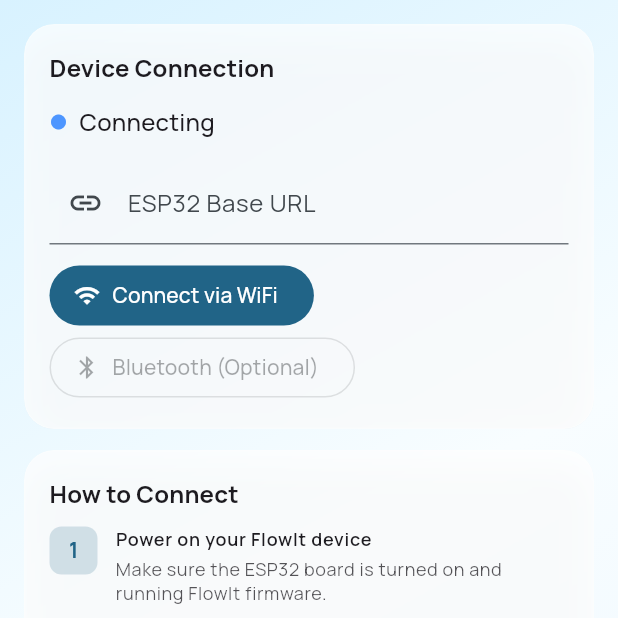
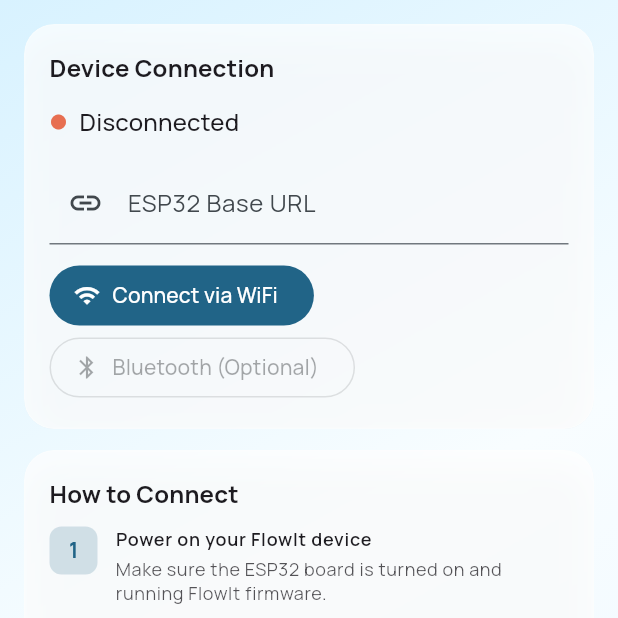
Before and after one commit to harshiill/FlowIT, a Flutter app: the screen it shows after launch, item 4 of the bottom bar chosen, after a tap on "Connect via WiFi", on a phone screen of 412 x 824 dp, the top half of it. Run offline on Flutter 3.47's test engine with Material 3 defaults, Android fonts, the light colour scheme and no system bars; our stand-ins replace fl_chart, flutter_riverpod, google_fonts, shared_preferences.

Commit message:
feat: Improve error handling and connection state management in FlowIt app

```diff
--- a/lib/app.dart
+++ b/lib/app.dart
@@ -31,6 +31,7 @@
         if (next == _lastError) return;
         _lastError = next;
         if (!mounted) return;
+
         try {
           _scaffoldMessengerKey.currentState?.removeCurrentSnackBar();
           _scaffoldMessengerKey.currentState?.showSnackBar(
@@ -40,7 +41,7 @@
             ),
           );
         } catch (_) {
-          // Ignore if ScaffoldMessenger not ready
+          // Ignore if ScaffoldMessenger isn't fully ready yet.
         }
       },
     );
@@ -78,15 +79,15 @@
 }
 
 class _FlowItHome extends StatelessWidget {
-  final int index;
-  final ValueChanged<int> onIndexChanged;
-  final List<Widget> pages;
-
   const _FlowItHome({
     required this.index,
     required this.onIndexChanged,
     required this.pages,
   });
+
+  final int index;
+  final ValueChanged<int> onIndexChanged;
+  final List<Widget> pages;
 
   @override
   Widget build(BuildContext context) {
@@ -107,10 +108,26 @@
         selectedIndex: index,
         onDestinationSelected: onIndexChanged,
         destinations: const [
-          NavigationDestination(icon: Icon(Icons.dashboard_outlined), selectedIcon: Icon(Icons.dashboard), label: 'Dashboard'),
-          NavigationDestination(icon: Icon(Icons.tune_outlined), selectedIcon: Icon(Icons.tune), label: 'Controls'),
-          NavigationDestination(icon: Icon(Icons.query_stats_outlined), selectedIcon: Icon(Icons.query_stats), label: 'Analytics'),
-          NavigationDestination(icon: Icon(Icons.wifi_tethering_outlined), selectedIcon: Icon(Icons.wifi_tethering), label: 'Connection'),
+          NavigationDestination(
+            icon: Icon(Icons.dashboard_outlined),
+            selectedIcon: Icon(Icons.dashboard),
+            label: 'Dashboard',
+          ),
+          NavigationDestination(
+            icon: Icon(Icons.tune_outlined),
+            selectedIcon: Icon(Icons.tune),
+            label: 'Controls',
+          ),
+          NavigationDestination(
+            icon: Icon(Icons.query_stats_outlined),
+            selectedIcon: Icon(Icons.query_stats),
+            label: 'Analytics',
+          ),
+          NavigationDestination(
+            icon: Icon(Icons.wifi_tethering_outlined),
+            selectedIcon: Icon(Icons.wifi_tethering),
+            label: 'Connection',
+          ),
         ],
       ),
     );
--- a/lib/features/dashboard/dashboard_screen.dart
+++ b/lib/features/dashboard/dashboard_screen.dart
@@ -7,7 +7,6 @@
 import '../../core/widgets/metric_tile.dart';
 import '../../core/widgets/section_header.dart';
 import '../../state/flowit_controller.dart';
-import '../../state/flowit_state.dart';
 import 'widgets/alerts_list.dart';
 import 'widgets/heatmap_grid.dart';
 import 'widgets/mini_line_chart.dart';
--- a/lib/state/flowit_controller.dart
+++ b/lib/state/flowit_controller.dart
@@ -43,15 +43,16 @@
     final baseUrl = await _historyStorage.loadBaseUrl();
     final history = await _historyStorage.loadHistory();
 
+    final hasBaseUrl = (baseUrl ?? '').isNotEmpty;
     state = state.copyWith(
-      loading: true,
+      loading: hasBaseUrl,
       baseUrl: baseUrl ?? state.baseUrl,
       history: history,
-      connectionState: ConnectionStateX.connecting,
+      connectionState: hasBaseUrl ? ConnectionStateX.connecting : ConnectionStateX.disconnected,
       clearError: true,
     );
 
-    if ((baseUrl ?? '').isNotEmpty) {
+    if (hasBaseUrl) {
       startPolling();
     }
   }
@@ -90,7 +91,7 @@
       state = state.copyWith(
         loading: false,
         connectionState: _failureCount >= 5 ? ConnectionStateX.disconnected : ConnectionStateX.reconnecting,
-        errorMessage: 'Connection error: $error',
+        errorMessage: 'Connection error: Unable to reach device. Check ESP32 IP and WiFi.',
       );
     }
   }
@@ -197,9 +198,7 @@
 
     state = state.copyWith(baseUrl: normalized, connectionState: ConnectionStateX.connecting, clearError: true);
     await _historyStorage.saveBaseUrl(normalized);
-    if ((baseUrl ?? '').isNotEmpty) {
-      startPolling();
-    }
+    startPolling();
   }
 
   void updateParams(FlowItParams params) {
```
